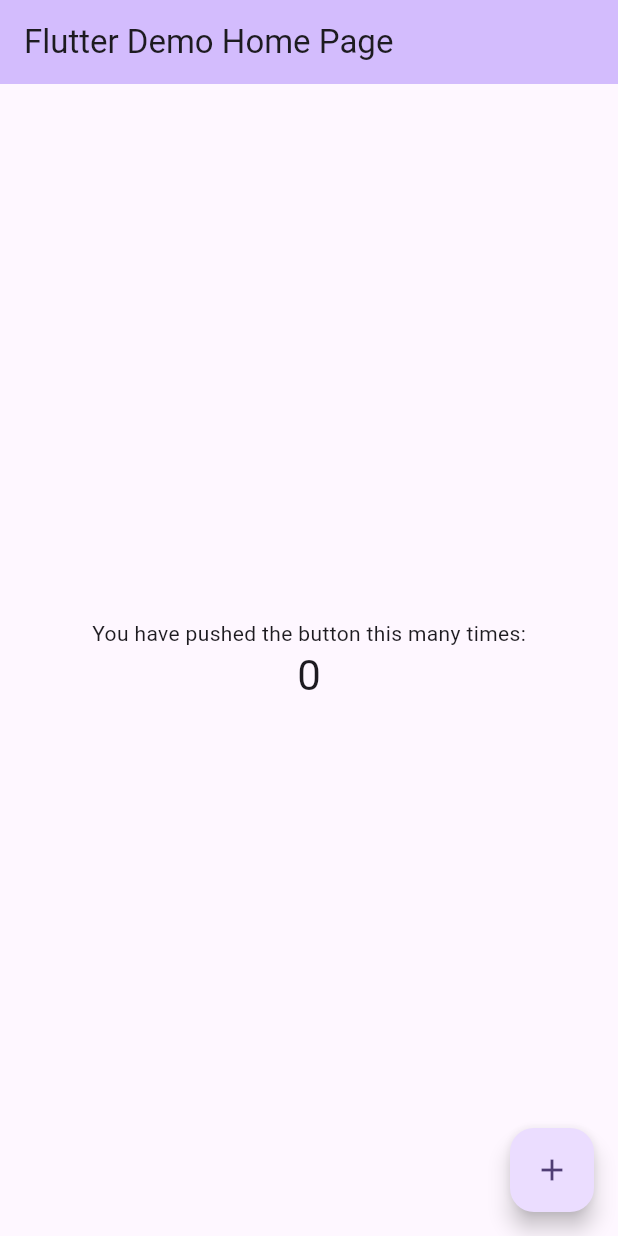
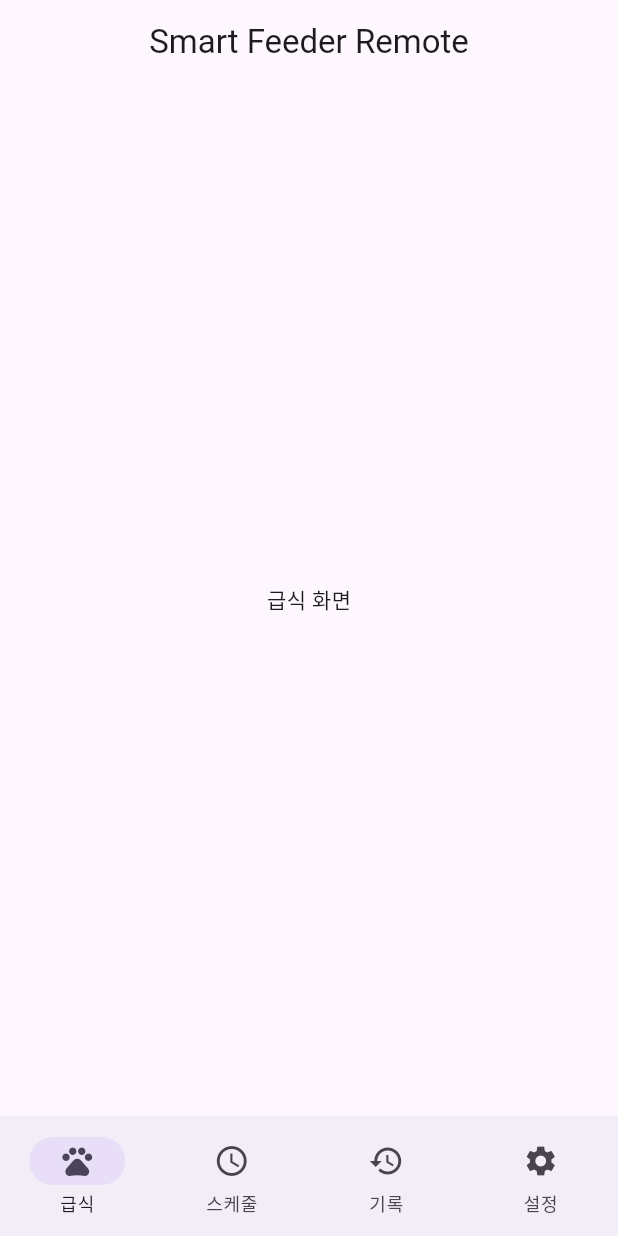
Before and after one commit to niw5924/smart-feeder-remote, a Flutter app: the screen it shows after launch, on a phone screen of 412 x 824 dp. Run offline on Flutter 3.47's test engine with Material 3 defaults, Android fonts, the phone set to English and light mode, and no system bars; drawn by our look-alikes of toastification; our stand-ins replace go_router.

Commit message:
proj: 기본 화면 UI 구현

```diff
--- /dev/null
+++ b/lib/app_router.dart
@@ -0,0 +1,56 @@
+import 'package:go_router/go_router.dart';
+
+import 'screens/feed/feed_screen.dart';
+import 'screens/history/history_screen.dart';
+import 'screens/main_screen.dart';
+import 'screens/schedule/schedule_screen.dart';
+import 'screens/settings/settings_screen.dart';
+
+final GoRouter appRouter = GoRouter(
+  initialLocation: '/feed',
+  routes: [
+    StatefulShellRoute.indexedStack(
+      builder: (context, state, navigationShell) {
+        return MainScreen(navigationShell: navigationShell);
+      },
+      branches: [
+        StatefulShellBranch(
+          routes: [
+            GoRoute(
+              path: '/feed',
+              name: 'feed',
+              builder: (context, state) => const FeedScreen(),
+            ),
+          ],
+        ),
+        StatefulShellBranch(
+          routes: [
+            GoRoute(
+              path: '/schedule',
+              name: 'schedule',
+              builder: (context, state) => const ScheduleScreen(),
+            ),
+          ],
+        ),
+        StatefulShellBranch(
+          routes: [
+            GoRoute(
+              path: '/history',
+              name: 'history',
+              builder: (context, state) => const HistoryScreen(),
+            ),
+          ],
+        ),
+        StatefulShellBranch(
+          routes: [
+            GoRoute(
+              path: '/settings',
+              name: 'settings',
+              builder: (context, state) => const SettingsScreen(),
+            ),
+          ],
+        ),
+      ],
+    ),
+  ],
+);
--- a/lib/main.dart
+++ b/lib/main.dart
@@ -1,122 +1,23 @@
 import 'package:flutter/material.dart';
+import 'package:toastification/toastification.dart';
 
-void main() {
+import 'app_router.dart';
+
+Future<void> main() async {
+  WidgetsFlutterBinding.ensureInitialized();
   runApp(const MyApp());
 }
 
 class MyApp extends StatelessWidget {
   const MyApp({super.key});
 
-  // This widget is the root of your application.
   @override
   Widget build(BuildContext context) {
-    return MaterialApp(
-      title: 'Flutter Demo',
-      theme: ThemeData(
-        // This is the theme of your application.
-        //
-        // TRY THIS: Try running your application with "flutter run". You'll see
-        // the application has a purple toolbar. Then, without quitting the app,
-        // try changing the seedColor in the colorScheme below to Colors.green
-        // and then invoke "hot reload" (save your changes or press the "hot
-        // reload" button in a Flutter-supported IDE, or press "r" if you used
-        // the command line to start the app).
-        //
-        // Notice that the counter didn't reset back to zero; the application
-        // state is not lost during the reload. To reset the state, use hot
-        // restart instead.
-        //
-        // This works for code too, not just values: Most code changes can be
-        // tested with just a hot reload.
-        colorScheme: ColorScheme.fromSeed(seedColor: Colors.deepPurple),
+    return ToastificationWrapper(
+      child: MaterialApp.router(
+        routerConfig: appRouter,
+        title: 'Smart Feeder Remote',
       ),
-      home: const MyHomePage(title: 'Flutter Demo Home Page'),
     );
   }
 }
-
-class MyHomePage extends StatefulWidget {
-  const MyHomePage({super.key, required this.title});
-
-  // This widget is the home page of your application. It is stateful, meaning
-  // that it has a State object (defined below) that contains fields that affect
-  // how it looks.
-
-  // This class is the configuration for the state. It holds the values (in this
-  // case the title) provided by the parent (in this case the App widget) and
-  // used by the build method of the State. Fields in a Widget subclass are
-  // always marked "final".
-
-  final String title;
-
-  @override
-  State<MyHomePage> createState() => _MyHomePageState();
-}
-
-class _MyHomePageState extends State<MyHomePage> {
-  int _counter = 0;
-
-  void _incrementCounter() {
-    setState(() {
-      // This call to setState tells the Flutter framework that something has
-      // changed in this State, which causes it to rerun the build method below
-      // so that the display can reflect the updated values. If we changed
-      // _counter without calling setState(), then the build method would not be
-      // called again, and so nothing would appear to happen.
-      _counter++;
-    });
-  }
-
-  @override
-  Widget build(BuildContext context) {
-    // This method is rerun every time setState is called, for instance as done
-    // by the _incrementCounter method above.
-    //
-    // The Flutter framework has been optimized to make rerunning build methods
-    // fast, so that you can just rebuild anything that needs updating rather
-    // than having to individually change instances of widgets.
-    return Scaffold(
-      appBar: AppBar(
-        // TRY THIS: Try changing the color here to a specific color (to
-        // Colors.amber, perhaps?) and trigger a hot reload to see the AppBar
-        // change color while the other colors stay the same.
-        backgroundColor: Theme.of(context).colorScheme.inversePrimary,
-        // Here we take the value from the MyHomePage object that was created by
-        // the App.build method, and use it to set our appbar title.
-        title: Text(widget.title),
-      ),
-      body: Center(
-        // Center is a layout widget. It takes a single child and positions it
-        // in the middle of the parent.
-        child: Column(
-          // Column is also a layout widget. It takes a list of children and
-          // arranges them vertically. By default, it sizes itself to fit its
-          // children horizontally, and tries to be as tall as its parent.
-          //
-          // Column has various properties to control how it sizes itself and
-          // how it positions its children. Here we use mainAxisAlignment to
-          // center the children vertically; the main axis here is the vertical
-          // axis because Columns are vertical (the cross axis would be
-          // horizontal).
-          //
-          // TRY THIS: Invoke "debug painting" (choose the "Toggle Debug Paint"
-          // action in the IDE, or press "p" in the console), to see the
-          // wireframe for each widget.
-          mainAxisAlignment: MainAxisAlignment.center,
-          children: <Widget>[
-            const Text('You have pushed the button this many times:'),
-            Text(
-              '$_counter',
-              style: Theme.of(context).textTheme.headlineMedium,
-            ),
-          ],
-        ),
-      ),
-      floatingActionButton: FloatingActionButton(
-        onPressed: _incrementCounter,
-        tooltip: 'Increment',
-        child: const Icon(Icons.add),
-      ), // This trailing comma makes auto-formatting nicer for build methods.
-    );
-  }
-}
--- /dev/null
+++ b/lib/screens/feed/feed_screen.dart
@@ -0,0 +1,10 @@
+import 'package:flutter/material.dart';
+
+class FeedScreen extends StatelessWidget {
+  const FeedScreen({super.key});
+
+  @override
+  Widget build(BuildContext context) {
+    return const Scaffold(body: Center(child: Text('급식 화면')));
+  }
+}
--- /dev/null
+++ b/lib/screens/history/history_screen.dart
@@ -0,0 +1,10 @@
+import 'package:flutter/material.dart';
+
+class HistoryScreen extends StatelessWidget {
+  const HistoryScreen({super.key});
+
+  @override
+  Widget build(BuildContext context) {
+    return const Scaffold(body: Center(child: Text('기록 화면')));
+  }
+}
--- /dev/null
+++ b/lib/screens/main_screen.dart
@@ -0,0 +1,31 @@
+import 'package:flutter/material.dart';
+import 'package:go_router/go_router.dart';
+
+class MainScreen extends StatelessWidget {
+  final StatefulNavigationShell navigationShell;
+
+  const MainScreen({super.key, required this.navigationShell});
+
+  @override
+  Widget build(BuildContext context) {
+    return Scaffold(
+      appBar: AppBar(
+        title: const Text('Smart Feeder Remote'),
+        centerTitle: true,
+      ),
+      body: navigationShell,
+      bottomNavigationBar: NavigationBar(
+        selectedIndex: navigationShell.currentIndex,
+        onDestinationSelected: (i) {
+          navigationShell.goBranch(i);
+        },
+        destinations: const [
+          NavigationDestination(icon: Icon(Icons.pets), label: '급식'),
+          NavigationDestination(icon: Icon(Icons.schedule), label: '스케줄'),
+          NavigationDestination(icon: Icon(Icons.history), label: '기록'),
+          NavigationDestination(icon: Icon(Icons.settings), label: '설정'),
+        ],
+      ),
+    );
+  }
+}
--- /dev/null
+++ b/lib/screens/schedule/schedule_screen.dart
@@ -0,0 +1,10 @@
+import 'package:flutter/material.dart';
+
+class ScheduleScreen extends StatelessWidget {
+  const ScheduleScreen({super.key});
+
+  @override
+  Widget build(BuildContext context) {
+    return const Scaffold(body: Center(child: Text('스케줄 화면')));
+  }
+}
--- /dev/null
+++ b/lib/screens/settings/settings_screen.dart
@@ -0,0 +1,10 @@
+import 'package:flutter/material.dart';
+
+class SettingsScreen extends StatelessWidget {
+  const SettingsScreen({super.key});
+
+  @override
+  Widget build(BuildContext context) {
+    return const Scaffold(body: Center(child: Text('설정 화면')));
+  }
+}
--- a/pubspec.yaml
+++ b/pubspec.yaml
@@ -37,6 +37,7 @@ dependencies:
   go_router: ^17.0.0
   flutter_dotenv: ^6.0.0
   dio: ^5.9.0
+  toastification: ^3.0.3
 
 dev_dependencies:
   flutter_test:
```
Also changed, not shown: pubspec.lock.
